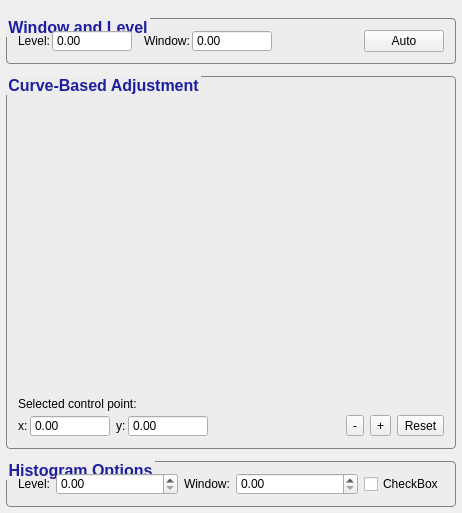
The window that GUI/Qt/Components/ContrastInspector.ui (pyushkevich/itksnap) describes before a commit, drawn with Qt 5.
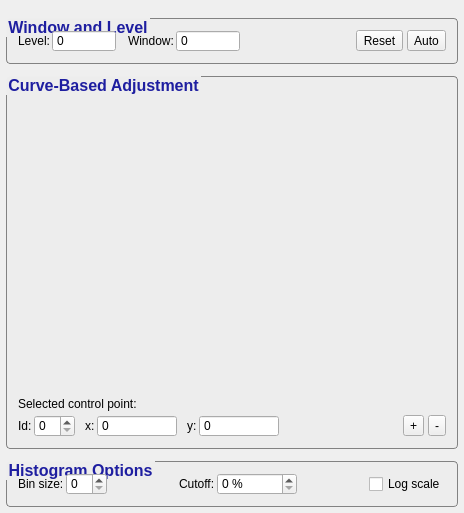
The same window after the commit. Icons and pictures are not drawn. Custom widgets are drawn as their Qt base class.

Commit message: Work on the contrast inspector.

What changed in the file:
```diff
--- a/GUI/Qt/Components/ContrastInspector.ui
+++ b/GUI/Qt/Components/ContrastInspector.ui
@@ -6,7 +6,7 @@
    <rect>
     <x>0</x>
     <y>0</y>
-    <width>462</width>
+    <width>464</width>
     <height>513</height>
    </rect>
   </property>
@@ -100,13 +100,13 @@
         </property>
         <property name="minimumSize">
          <size>
-          <width>80</width>
+          <width>64</width>
           <height>0</height>
          </size>
         </property>
         <property name="maximumSize">
          <size>
-          <width>64</width>
+          <width>80</width>
           <height>16777215</height>
          </size>
         </property>
@@ -120,7 +120,7 @@
          <bool>false</bool>
         </property>
         <property name="decimals">
-         <number>2</number>
+         <number>0</number>
         </property>
        </widget>
       </item>
@@ -151,19 +151,19 @@
        <widget class="QDoubleSpinBox" name="inWindow">
         <property name="sizePolicy">
          <sizepolicy hsizetype="Minimum" vsizetype="Fixed">
-          <horstretch>1</horstretch>
+          <horstretch>0</horstretch>
           <verstretch>0</verstretch>
          </sizepolicy>
         </property>
         <property name="minimumSize">
          <size>
-          <width>80</width>
+          <width>64</width>
           <height>0</height>
          </size>
         </property>
         <property name="maximumSize">
          <size>
-          <width>64</width>
+          <width>80</width>
           <height>16777215</height>
          </size>
         </property>
@@ -173,6 +173,9 @@
         <property name="keyboardTracking">
          <bool>false</bool>
         </property>
+        <property name="decimals">
+         <number>0</number>
+        </property>
        </widget>
       </item>
       <item>
@@ -192,10 +195,29 @@
        </spacer>
       </item>
       <item>
-       <widget class="QPushButton" name="btnAuto">
-        <property name="text">
-         <string>Auto</string>
-        </property>
+       <widget class="QWidget" name="widget_5" native="true">
+        <layout class="QHBoxLayout" name="horizontalLayout_6">
+         <property name="spacing">
+          <number>4</number>
+         </property>
+         <property name="margin">
+          <number>0</number>
+         </property>
+         <item>
+          <widget class="QToolButton" name="btnReset">
+           <property name="text">
+            <string>Reset</string>
+           </property>
+          </widget>
+         </item>
+         <item>
+          <widget class="QToolButton" name="btnAuto">
+           <property name="text">
+            <string>Auto</string>
+           </property>
+          </widget>
+         </item>
+        </layout>
        </widget>
       </item>
      </layout>
@@ -230,7 +252,7 @@
        <widget class="QWidget" name="widget" native="true">
         <layout class="QGridLayout" name="gridLayout">
          <property name="horizontalSpacing">
-          <number>6</number>
+          <number>10</number>
          </property>
          <property name="verticalSpacing">
           <number>4</number>
@@ -238,69 +260,7 @@
          <property name="margin">
           <number>0</number>
          </property>
-         <item row="0" column="0" colspan="2">
-          <widget class="QLabel" name="label_5">
-           <property name="text">
-            <string>Selected control point:</string>
-           </property>
-          </widget>
-         </item>
-         <item row="1" column="2">
-          <spacer name="horizontalSpacer_3">
-           <property name="orientation">
-            <enum>Qt::Horizontal</enum>
-           </property>
-           <property name="sizeHint" stdset="0">
-            <size>
-             <width>40</width>
-             <height>20</height>
-            </size>
-           </property>
-          </spacer>
-         </item>
-         <item row="1" column="3">
-          <widget class="QToolButton" name="btnRemoveControl">
-           <property name="toolTip">
-            <string>&lt;!DOCTYPE HTML PUBLIC &quot;-//W3C//DTD HTML 4.0//EN&quot; &quot;http://www.w3.org/TR/REC-html40/strict.dtd&quot;&gt;
-&lt;html&gt;&lt;head&gt;&lt;meta name=&quot;qrichtext&quot; content=&quot;1&quot; /&gt;&lt;style type=&quot;text/css&quot;&gt;
-p, li { white-space: pre-wrap; }
-&lt;/style&gt;&lt;/head&gt;&lt;body style=&quot; font-family:'Lucida Grande'; font-size:12pt; font-weight:400; font-style:normal;&quot;&gt;
-&lt;p style=&quot; margin-top:0px; margin-bottom:0px; margin-left:0px; margin-right:0px; -qt-block-indent:0; text-indent:0px;&quot;&gt;Reduce the number of control points on the curve&lt;/p&gt;&lt;/body&gt;&lt;/html&gt;</string>
-           </property>
-           <property name="text">
-            <string>-</string>
-           </property>
-          </widget>
-         </item>
-         <item row="1" column="4">
-          <widget class="QToolButton" name="btnAddControl">
-           <property name="toolTip">
-            <string>&lt;!DOCTYPE HTML PUBLIC &quot;-//W3C//DTD HTML 4.0//EN&quot; &quot;http://www.w3.org/TR/REC-html40/strict.dtd&quot;&gt;
-&lt;html&gt;&lt;head&gt;&lt;meta name=&quot;qrichtext&quot; content=&quot;1&quot; /&gt;&lt;style type=&quot;text/css&quot;&gt;
-p, li { white-space: pre-wrap; }
-&lt;/style&gt;&lt;/head&gt;&lt;body style=&quot; font-family:'Lucida Grande'; font-size:12pt; font-weight:400; font-style:normal;&quot;&gt;
-&lt;p style=&quot; margin-top:0px; margin-bottom:0px; margin-left:0px; margin-right:0px; -qt-block-indent:0; text-indent:0px;&quot;&gt;Increase the number of control points on the curve&lt;/p&gt;&lt;/body&gt;&lt;/html&gt;</string>
-           </property>
-           <property name="text">
-            <string>+</string>
-           </property>
-          </widget>
-         </item>
-         <item row="1" column="5">
-          <widget class="QToolButton" name="btnReset">
-           <property name="toolTip">
-            <string>&lt;!DOCTYPE HTML PUBLIC &quot;-//W3C//DTD HTML 4.0//EN&quot; &quot;http://www.w3.org/TR/REC-html40/strict.dtd&quot;&gt;
-&lt;html&gt;&lt;head&gt;&lt;meta name=&quot;qrichtext&quot; content=&quot;1&quot; /&gt;&lt;style type=&quot;text/css&quot;&gt;
-p, li { white-space: pre-wrap; }
-&lt;/style&gt;&lt;/head&gt;&lt;body style=&quot; font-family:'Lucida Grande'; font-size:12pt; font-weight:400; font-style:normal;&quot;&gt;
-&lt;p style=&quot; margin-top:0px; margin-bottom:0px; margin-left:0px; margin-right:0px; -qt-block-indent:0; text-indent:0px;&quot;&gt;Reset the curve to default state.&lt;/p&gt;&lt;/body&gt;&lt;/html&gt;</string>
-           </property>
-           <property name="text">
-            <string>Reset</string>
-           </property>
-          </widget>
-         </item>
-         <item row="1" column="0">
+         <item row="1" column="1">
           <widget class="QWidget" name="widget_2" native="true">
            <layout class="QHBoxLayout" name="horizontalLayout_3">
             <property name="spacing">
@@ -343,14 +303,14 @@
                <bool>false</bool>
               </property>
               <property name="decimals">
-               <number>2</number>
+               <number>0</number>
               </property>
              </widget>
             </item>
            </layout>
           </widget>
          </item>
-         <item row="1" column="1">
+         <item row="1" column="2">
           <widget class="QWidget" name="widget_3" native="true">
            <layout class="QHBoxLayout" name="horizontalLayout_4">
             <property name="spacing">
@@ -393,13 +353,123 @@
                <bool>false</bool>
               </property>
               <property name="decimals">
-               <number>2</number>
+               <number>0</number>
               </property>
              </widget>
             </item>
            </layout>
           </widget>
          </item>
+         <item row="0" column="0" colspan="4">
+          <widget class="QWidget" name="widget_4" native="true">
+           <property name="minimumSize">
+            <size>
+             <width>20</width>
+             <height>0</height>
+            </size>
+           </property>
+           <layout class="QHBoxLayout" name="horizontalLayout_5">
+            <property name="spacing">
+             <number>2</number>
+            </property>
+            <property name="margin">
+             <number>0</number>
+            </property>
+            <item>
+             <widget class="QLabel" name="label_5">
+              <property name="text">
+               <string>Selected control point:</string>
+              </property>
+             </widget>
+            </item>
+           </layout>
+          </widget>
+         </item>
+         <item row="1" column="0">
+          <widget class="QWidget" name="widget_6" native="true">
+           <layout class="QHBoxLayout" name="horizontalLayout_8">
+            <property name="spacing">
+             <number>2</number>
+            </property>
+            <property name="margin">
+             <number>0</number>
+            </property>
+            <item>
+             <widget class="QLabel" name="label_9">
+              <property name="text">
+               <string>Id:</string>
+              </property>
+             </widget>
+            </item>
+            <item>
+             <widget class="QSpinBox" name="inControlId">
+              <property name="maximumSize">
+               <size>
+                <width>48</width>
+                <height>16777215</height>
+               </size>
+              </property>
+              <property name="keyboardTracking">
+               <bool>false</bool>
+              </property>
+             </widget>
+            </item>
+           </layout>
+          </widget>
+         </item>
+         <item row="1" column="5">
+          <widget class="QWidget" name="widget_7" native="true">
+           <layout class="QHBoxLayout" name="horizontalLayout_9">
+            <property name="spacing">
+             <number>4</number>
+            </property>
+            <property name="margin">
+             <number>0</number>
+            </property>
+            <item>
+             <widget class="QToolButton" name="btnAddControl">
+              <property name="toolTip">
+               <string>&lt;!DOCTYPE HTML PUBLIC &quot;-//W3C//DTD HTML 4.0//EN&quot; &quot;http://www.w3.org/TR/REC-html40/strict.dtd&quot;&gt;
+&lt;html&gt;&lt;head&gt;&lt;meta name=&quot;qrichtext&quot; content=&quot;1&quot; /&gt;&lt;style type=&quot;text/css&quot;&gt;
+p, li { white-space: pre-wrap; }
+&lt;/style&gt;&lt;/head&gt;&lt;body style=&quot; font-family:'Lucida Grande'; font-size:12pt; font-weight:400; font-style:normal;&quot;&gt;
+&lt;p style=&quot; margin-top:0px; margin-bottom:0px; margin-left:0px; margin-right:0px; -qt-block-indent:0; text-indent:0px;&quot;&gt;Increase the number of control points on the curve&lt;/p&gt;&lt;/body&gt;&lt;/html&gt;</string>
+              </property>
+              <property name="text">
+               <string>+</string>
+              </property>
+             </widget>
+            </item>
+            <item>
+             <widget class="QToolButton" name="btnRemoveControl">
+              <property name="toolTip">
+               <string>&lt;!DOCTYPE HTML PUBLIC &quot;-//W3C//DTD HTML 4.0//EN&quot; &quot;http://www.w3.org/TR/REC-html40/strict.dtd&quot;&gt;
+&lt;html&gt;&lt;head&gt;&lt;meta name=&quot;qrichtext&quot; content=&quot;1&quot; /&gt;&lt;style type=&quot;text/css&quot;&gt;
+p, li { white-space: pre-wrap; }
+&lt;/style&gt;&lt;/head&gt;&lt;body style=&quot; font-family:'Lucida Grande'; font-size:12pt; font-weight:400; font-style:normal;&quot;&gt;
+&lt;p style=&quot; margin-top:0px; margin-bottom:0px; margin-left:0px; margin-right:0px; -qt-block-indent:0; text-indent:0px;&quot;&gt;Reduce the number of control points on the curve&lt;/p&gt;&lt;/body&gt;&lt;/html&gt;</string>
+              </property>
+              <property name="text">
+               <string>-</string>
+              </property>
+             </widget>
+            </item>
+           </layout>
+          </widget>
+         </item>
+         <item row="1" column="3">
+          <spacer name="horizontalSpacer_3">
+           <property name="orientation">
+            <enum>Qt::Horizontal</enum>
+           </property>
+           <property name="sizeHint" stdset="0">
+            <size>
+             <width>10</width>
+             <height>20</height>
+            </size>
+           </property>
+          </spacer>
+         </item>
         </layout>
        </widget>
       </item>
@@ -412,30 +482,43 @@
       <string>Histogram Options</string>
      </property>
      <layout class="QHBoxLayout" name="horizontalLayout_2">
+      <property name="spacing">
+       <number>2</number>
+      </property>
       <property name="margin">
        <number>6</number>
       </property>
       <item>
        <widget class="QLabel" name="label_3">
         <property name="text">
-         <string>Level:</string>
+         <string>Bin size:</string>
         </property>
        </widget>
       </item>
       <item>
-       <widget class="QDoubleSpinBox" name="doubleSpinBox_5">
-        <property name="sizePolicy">
-         <sizepolicy hsizetype="Minimum" vsizetype="Fixed">
-          <horstretch>1</horstretch>
-          <verstretch>0</verstretch>
-         </sizepolicy>
+       <widget class="QSpinBox" name="inBinSize">
+        <property name="keyboardTracking">
+         <bool>false</bool>
         </property>
        </widget>
       </item>
+      <item>
+       <spacer name="horizontalSpacer_4">
+        <property name="orientation">
+         <enum>Qt::Horizontal</enum>
+        </property>
+        <property name="sizeHint" stdset="0">
+         <size>
+          <width>5</width>
+          <height>20</height>
+         </size>
+        </property>
+       </spacer>
+      </item>
       <item>
        <widget class="QLabel" name="label_4">
         <property name="text">
-         <string>Window:</string>
+         <string>Cutoff:</string>
         </property>
        </widget>
       </item>
@@ -447,12 +530,37 @@
           <verstretch>0</verstretch>
          </sizepolicy>
         </property>
+        <property name="maximumSize">
+         <size>
+          <width>80</width>
+          <height>16777215</height>
+         </size>
+        </property>
+        <property name="suffix">
+         <string> %</string>
+        </property>
+        <property name="decimals">
+         <number>0</number>
+        </property>
        </widget>
       </item>
       <item>
-       <widget class="QCheckBox" name="checkBox">
+       <spacer name="horizontalSpacer_5">
+        <property name="orientation">
+         <enum>Qt::Horizontal</enum>
+        </property>
+        <property name="sizeHint" stdset="0">
+         <size>
+          <width>5</width>
+          <height>20</height>
+         </size>
+        </property>
+       </spacer>
+      </item>
+      <item>
+       <widget class="QCheckBox" name="inLogScale">
         <property name="text">
-         <string>CheckBox</string>
+         <string>Log scale</string>
         </property>
        </widget>
       </item>
```
Left out of the diff: 30 changed lines with no effect on the pictures. The commit also changes 34 other files.
